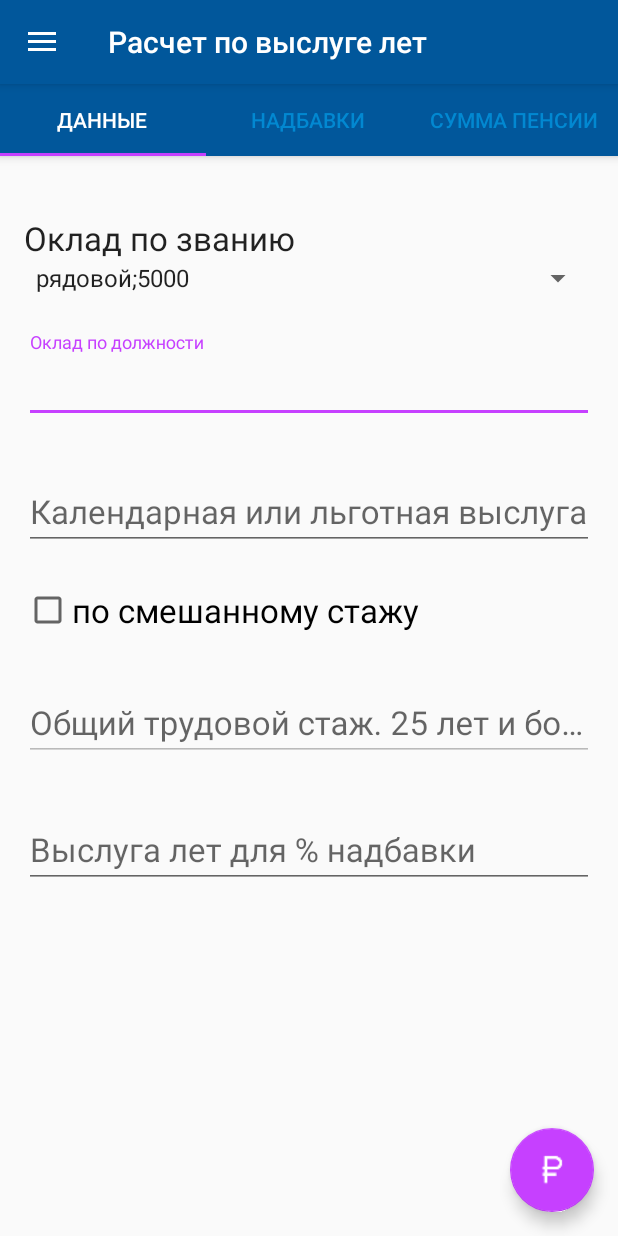
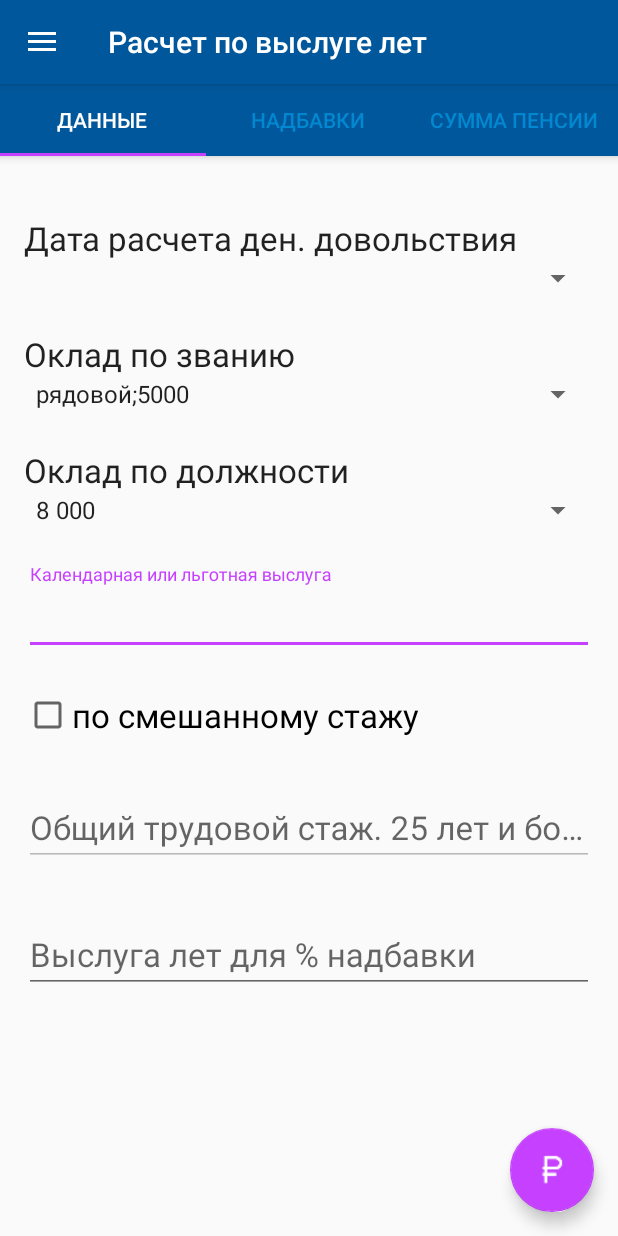
Before and after one commit to dwaider/Pension, an Android app: the screen it shows after launch (PCalcPensActivity), on a phone screen of 412 x 824 dp. Run offline under Robolectric (Android 15) with nearby library versions, the phone set to English and light mode, and no system bars; libraries missing offline, so code that uses them is left out: com.android.vending.

Commit message:
делаем для нового перерасчета

```diff
--- a/app/src/main/java/mvd/pension/Core/PCalc.java
+++ b/app/src/main/java/mvd/pension/Core/PCalc.java
@@ -36,6 +36,7 @@ public class PCalc{
 	private String[] dataPocentForPensi;
 	private String[] dataKolIgdevency;
 	private String[] dataZvanOklad;
+	private String[] dataDolgOklad;
 
 	private static PCalc pPens;
 	private UUID pId;
@@ -89,6 +90,7 @@ public class PCalc{
 	private PCalc(Context context) {
 		pId = UUID.randomUUID();
 		this.context = context;
+		dataDolgOklad = context.getResources().getStringArray(R.array.pcalc_ar_data_oklad);
 		dataZvanOklad = context.getResources().getStringArray(R.array.pcalc_ar_data_zvan);
 		dataPocentRaion = context.getResources().getStringArray(R.array.pcalc_ar_data_pocent_raion);
 		dataPocentForPensi = context.getResources().getStringArray(R.array.pcalc_ar_data_pocent_for_pensi);
@@ -141,6 +143,9 @@ public class PCalc{
 		return dataZvanOklad;
 	}
 
+	public String[] getpOkladDolgs() {
+		return dataDolgOklad;
+	}
 	public void setpZvanOklad(int position) {
 		pOkladZvaniString = dataZvanOklad[position].toString();
         String tStr = pOkladZvaniString;
--- a/app/src/main/java/mvd/pension/FragmentActivity/PCalcPayFragment.java
+++ b/app/src/main/java/mvd/pension/FragmentActivity/PCalcPayFragment.java
@@ -28,7 +28,7 @@ public class PCalcPayFragment extends Fragment {
 	public View onCreateView(LayoutInflater inflater, ViewGroup parent,Bundle savedInstanceState) {
 		View v = inflater.inflate(R.layout.fragment_pcalc_pay, parent, false);
 		//getActivity().getWindow().setSoftInputMode(WindowManager.LayoutParams.SOFT_INPUT_STATE_HIDDEN);
-		btPayAutoSaveNadbavk = (Button) v.findViewById(R.id.btPayAutoSaveNadbavki);
+		btPayAutoSaveNadbavk = v.findViewById(R.id.btPayAutoSaveNadbavki);
 		if (!pens.ispBay_save_and_nadbav()) {
 			btPayAutoSaveNadbavk.setOnClickListener(new View.OnClickListener() {
 				@Override
--- a/app/src/main/java/mvd/pension/FragmentActivity/PCalcPensDataFragment.java
+++ b/app/src/main/java/mvd/pension/FragmentActivity/PCalcPensDataFragment.java
@@ -34,7 +34,7 @@ public class PCalcPensDataFragment extends Fragment {
     private static final String ARG_PARAM2 = "param2";
 
     private Spinner spOkladZvan;
-    private EditText pOkladDolg;
+    private Spinner pOkladDolg;
     private EditText pProcentNadbv;
     private EditText pKalendVisl;
     private CheckBox chSmeshPens;
@@ -81,28 +81,28 @@ public class PCalcPensDataFragment extends Fragment {
                              Bundle savedInstanceState) {
         // Inflate the layout for this fragment
         View v = inflater.inflate(R.layout.fragment_pens_calc, container, false);
-        pOkladDolg = (EditText)v.findViewById(R.id.edPOklad_dolg);
-        pProcentNadbv = (EditText)v.findViewById(R.id.edPProcent_nadb);
-        pKalendVisl = (EditText)v.findViewById(R.id.edKalendVisl);
-        pObsheTrudVisl = (EditText)v.findViewById(R.id.edObsheTrud);
+        pOkladDolg = v.findViewById(R.id.spPOklad_dolg);
+        pProcentNadbv = v.findViewById(R.id.edPProcent_nadb);
+        pKalendVisl = v.findViewById(R.id.edKalendVisl);
+        pObsheTrudVisl = v.findViewById(R.id.edObsheTrud);
         pObsheTrudVisl.setEnabled(pens.ispSmeshPens());
         //расчет по смешанному стажу
-        chSmeshPens = (CheckBox)v.findViewById(R.id.chSmeshPens);
-        chSmeshPens.setOnCheckedChangeListener(new CompoundButton.OnCheckedChangeListener() {
-                                                   @Override
-                                                   public void onCheckedChanged(CompoundButton buttonView, boolean isChecked) {
-                                                          pens.setpSmeshPens(isChecked);
-                                                          pObsheTrudVisl.setEnabled(pens.ispSmeshPens());
-                                                   }
-                                               });
+        chSmeshPens = v.findViewById(R.id.chSmeshPens);
+        chSmeshPens.setOnCheckedChangeListener((buttonView, isChecked) -> {
+               pens.setpSmeshPens(isChecked);
+               pObsheTrudVisl.setEnabled(pens.ispSmeshPens());
+        });
 
         chSmeshPens.setChecked(pens.ispSmeshPens());
-        spOkladZvan = (Spinner)v.findViewById(R.id.spPOklad_zvan);
+        spOkladZvan = v.findViewById(R.id.spPOklad_zvan);
         // адаптер
         ArrayAdapter<String> adapter = new ArrayAdapter<String>(getActivity(), android.R.layout.simple_spinner_item, pens.getpZvanOklad());
+        ArrayAdapter<String> adapterDolg = new ArrayAdapter<String>(getActivity(), android.R.layout.simple_spinner_item, pens.getpOkladDolgs());
         // Specify the layout to use when the list of choices appears
         adapter.setDropDownViewResource(android.R.layout.simple_spinner_dropdown_item);
+        adapterDolg.setDropDownViewResource(android.R.layout.simple_spinner_dropdown_item);
         spOkladZvan.setAdapter(adapter);
+        pOkladDolg.setAdapter(adapterDolg);
         //загрузка сохраненных данных
         spOkladZvan.setSelection(adapter.getPosition(pens.getpOkladZvanString()));
         spOkladZvan.setOnItemSelectedListener(new AdapterView.OnItemSelectedListener() {
@@ -121,12 +121,12 @@ public class PCalcPensDataFragment extends Fragment {
             }
         });
 
-        if (pens.getpOkladDolg() != 0) pOkladDolg.setText(String.valueOf((int)pens.getpOkladDolg()));
+        //if (pens.getpOkladDolg() != 0) pOkladDolg.setText(String.valueOf((int)pens.getpOkladDolg()));
         if (pens.getVislLetPoln() != 0) pProcentNadbv.setText(String.valueOf((int)pens.getVislLetPoln()));
         if (pens.getpKlandVisl() != 0) pKalendVisl.setText(String.valueOf((int)pens.getpKlandVisl()));
         if (pens.getpObsheTrudVisl() != 0) pObsheTrudVisl.setText(String.valueOf((int)pens.getpObsheTrudVisl()));
 
-        pOkladDolg.addTextChangedListener(new GenericTextWatcher(pOkladDolg));
+       // pOkladDolg.addTextChangedListener(new GenericTextWatcher(pOkladDolg));
         pProcentNadbv.addTextChangedListener(new GenericTextWatcher(pProcentNadbv));
         pKalendVisl.addTextChangedListener(new GenericTextWatcher(pKalendVisl));
         pObsheTrudVisl.addTextChangedListener(new GenericTextWatcher(pObsheTrudVisl));
@@ -182,9 +182,9 @@ public class PCalcPensDataFragment extends Fragment {
             try {
                 Integer TextToFloat = Integer.parseInt(ch.toString());
                 switch(view.getId()){
-                    case R.id.edPOklad_dolg:
-                        pens.setpOkladDolg(TextToFloat);
-                        break;
+                    //case R.id.edPOklad_dolg:
+                    //    pens.setpOkladDolg(TextToFloat);
+                    //    break;
                     case R.id.edPProcent_nadb:
                         pens.setpVislLet(TextToFloat);
                         break;
--- a/app/src/main/res/layout/fragment_pens_calc.xml
+++ b/app/src/main/res/layout/fragment_pens_calc.xml
@@ -19,6 +19,20 @@
                 android:layout_height="wrap_content"
                 android:layout_marginTop="24dp"
                 android:textAppearance="?android:attr/textAppearanceLarge"
+                android:text="@string/pcalc_date_raschet"
+                android:id="@+id/textView2" />
+            <Spinner
+                android:id="@+id/spDateRaschet"
+                android:layout_width="fill_parent"
+                android:layout_height="wrap_content"
+                android:textAppearance="?android:attr/textAppearanceLarge"
+                android:hint="@string/pcalc_oklad_zavan"
+                android:spinnerMode="dialog" />
+            <TextView
+                android:layout_width="match_parent"
+                android:layout_height="wrap_content"
+                android:layout_marginTop="24dp"
+                android:textAppearance="?android:attr/textAppearanceLarge"
                 android:text="@string/pcalc_oklad_zavan"
                 android:id="@+id/textView" />
             <Spinner
@@ -29,21 +43,20 @@
                 android:hint="@string/pcalc_oklad_zavan"
                 android:spinnerMode="dialog" />
 
-            <android.support.design.widget.TextInputLayout
-                android:id="@+id/edPOklad_layout_dolg"
+            <TextView
+                android:layout_width="match_parent"
+                android:layout_height="wrap_content"
                 android:layout_marginTop="24dp"
-                android:layout_width="match_parent"
-                android:layout_height="wrap_content">
-
-                <EditText
-                    android:id="@+id/edPOklad_dolg"
-                    android:layout_width="match_parent"
-                    android:layout_height="wrap_content"
-                    android:textAppearance="?android:attr/textAppearanceLarge"
-                    android:hint="@string/pcalc_oklad_dolg"
-                    android:inputType="number"/>
-
-            </android.support.design.widget.TextInputLayout>
+                android:textAppearance="?android:attr/textAppearanceLarge"
+                android:text="@string/pcalc_oklad_dolg"
+                android:id="@+id/textView1" />
+            <Spinner
+                android:id="@+id/spPOklad_dolg"
+                android:layout_width="fill_parent"
+                android:layout_height="wrap_content"
+                android:textAppearance="?android:attr/textAppearanceLarge"
+                android:hint="@string/pcalc_oklad_dolg"
+                android:spinnerMode="dialog" />
 
 
             <android.support.design.widget.TextInputLayout
--- a/app/src/main/res/values/strings.xml
+++ b/app/src/main/res/values/strings.xml
@@ -25,7 +25,7 @@
     <!-- TODO: Remove or change this placeholder text -->
     <string name="hello_blank_fragment">Hello blank fragment</string>
 
-
+    <string name="pcalc_date_raschet">Дата расчета ден. довольствия</string>
     <string name="pcalc_oklad_zavan">Оклад по званию</string>
     <string name="pcalc_oklad_dolg">Оклад по должности</string>
     <string name="pcalc_visl_for_procent_nadb">Выслуга лет для % надбавки</string>
@@ -87,6 +87,34 @@
         <item>Размер пенсии с учетом рай.коэф</item>
     </string-array>
 
+    <string-array name="pcalc_date_den_dov">
+        <item>до 01.01.2018 года</item>
+        <item>с 01.01.2018 года</item>
+    </string-array>
+
+    <string-array name="pcalc_ar_data_zvan_0118">
+        <item>рядовой;5200</item>
+        <item>курсант;5200</item>
+        <item>ефрейтор;5720</item>
+        <item>младший сержант;6240</item>
+        <item>сержант;6760</item>
+        <item>старший сержант;7280</item>
+        <item>старшина;7800</item>
+        <item>прапорщик;8320</item>
+        <item>старший прапорщик;8840</item>
+        <item>младший лейтенант;9880</item>
+        <item>лейтенант;10400</item>
+        <item>старший лейтенант;10920</item>
+        <item>капитан;11440</item>
+        <item>майор;11960</item>
+        <item>подполковник;12480</item>
+        <item>полковник;13520</item>
+        <item>генерал-майор;20800</item>
+        <item>генерал-лейтенант;22880</item>
+        <item>генерал-полковник;26000</item>
+        <item>генерал армии;28080</item>
+    </string-array>
+
 
     <string-array name="pcalc_ar_data_zvan">
         <item>рядовой;5000</item>
@@ -111,6 +139,119 @@
         <item>генерал армии;27000</item>
     </string-array>
 
+    <string-array name="pcalc_ar_data_oklad">
+        <item>8 000</item>
+        <item>8 500</item>
+        <item>9 000</item>
+        <item>9 500</item>
+        <item>10 000</item>
+        <item>11 000</item>
+        <item>12 000</item>
+        <item>13 000</item>
+        <item>15 000</item>
+        <item>16 000</item>
+        <item>17 000</item>
+        <item>17 500</item>
+        <item>18 000</item>
+        <item>20 000</item>
+        <item>20 500</item>
+        <item>21 000</item>
+        <item>21 500</item>
+        <item>22 000</item>
+        <item>22 500</item>
+        <item>23 000</item>
+        <item>23 500</item>
+        <item>24 000</item>
+        <item>24 500</item>
+        <item>25 000</item>
+        <item>25 500</item>
+        <item>26 000</item>
+        <item>26 500</item>
+        <item>27 000</item>
+        <item>27 500</item>
+        <item>28 000</item>
+        <item>28 500</item>
+        <item>29 000</item>
+        <item>29 500</item>
+        <item>30 000</item>
+        <item>30 500</item>
+        <item>31 000</item>
+        <item>31 500</item>
+        <item>32 000</item>
+        <item>32 500</item>
+        <item>33 000</item>
+        <item>33 500</item>
+        <item>34 000</item>
+        <item>34 500</item>
+        <item>35 000</item>
+        <item>35 500</item>
+        <item>36 000</item>
+        <item>36 500</item>
+        <item>37 000</item>
+        <item>37 500</item>
+        <item>38 000</item>
+        <item>40 000</item>
+        <item>42 000</item>
+        <item>44 000</item>
+        <item>45 000</item>
+    </string-array>
+
+    <string-array name="pcalc_ar_data_oklad_0118">
+        <item>8 320</item>
+        <item>8 840</item>
+        <item>9 360</item>
+        <item>9 880</item>
+        <item>10 400</item>
+        <item>11 440</item>
+        <item>12 480</item>
+        <item>13 520</item>
+        <item>15 600</item>
+        <item>16 640</item>
+        <item>17 680</item>
+        <item>18 200</item>
+        <item>18 720</item>
+        <item>20 800</item>
+        <item>21 320</item>
+        <item>21 840</item>
+        <item>22 360</item>
+        <item>22 880</item>
+        <item>23 400</item>
+        <item>23 920</item>
+        <item>24 440</item>
+        <item>24 960</item>
+        <item>25 480</item>
+        <item>26 000</item>
+        <item>26 520</item>
+        <item>27 040</item>
+        <item>27 560</item>
+        <item>28 080</item>
+        <item>28 600</item>
+        <item>29 120</item>
+        <item>29 640</item>
+        <item>30 160</item>
+        <item>30 680</item>
+        <item>31 200</item>
+        <item>31 720</item>
+        <item>32 240</item>
+        <item>32 760</item>
+        <item>33 280</item>
+        <item>33 800</item>
+        <item>34 320</item>
+        <item>34 840</item>
+        <item>35 360</item>
+        <item>35 880</item>
+        <item>36 400</item>
+        <item>36 920</item>
+        <item>37 440</item>
+        <item>37 960</item>
+        <item>38 480</item>
+        <item>39 000</item>
+        <item>39 520</item>
+        <item>41 600</item>
+        <item>43 680</item>
+        <item>45 760</item>
+        <item>46 800</item>
+    </string-array>
 
     <string-array name="pcalc_ar_data_pocent_for_pensi">
         <item>c 01.02.2017 года;72.23;4959.85</item>
--- a/build.gradle
+++ b/build.gradle
@@ -6,7 +6,7 @@ buildscript {
         google()
     }
     dependencies {
-        classpath 'com.android.tools.build:gradle:3.0.0'
+        classpath 'com.android.tools.build:gradle:3.0.1'
         classpath 'com.google.gms:google-services:3.0.0'
 
         // NOTE: Do not place your application dependencies here; they belong
--- a/gradle.properties
+++ b/gradle.properties
@@ -11,10 +11,12 @@
 # The setting is particularly useful for tweaking memory settings.
 # Default value: -Xmx10248m -XX:MaxPermSize=256m
 # org.gradle.jvmargs=-Xmx2048m -XX:MaxPermSize=512m -XX:+HeapDumpOnOutOfMemoryError -Dfile.encoding=UTF-8
-org.gradle.jvmargs=-Xmx2048m
 # When configured, Gradle will run in incubating parallel mode.
 # This option should only be used with decoupled projects. More details, visit
 # http://www.gradle.org/docs/current/userguide/multi_project_builds.html#sec:decoupled_projects
 # org.gradle.parallel=true
+
+org.gradle.jvmargs=-Xmx1536m
+org.gradle.parallel=true
 org.gradle.daemon=true
-org.gradle.parallel=true
+org.gradle.configureondemand=true
```
Also changed, not shown: app/build.gradle (+17 -11 lines).
